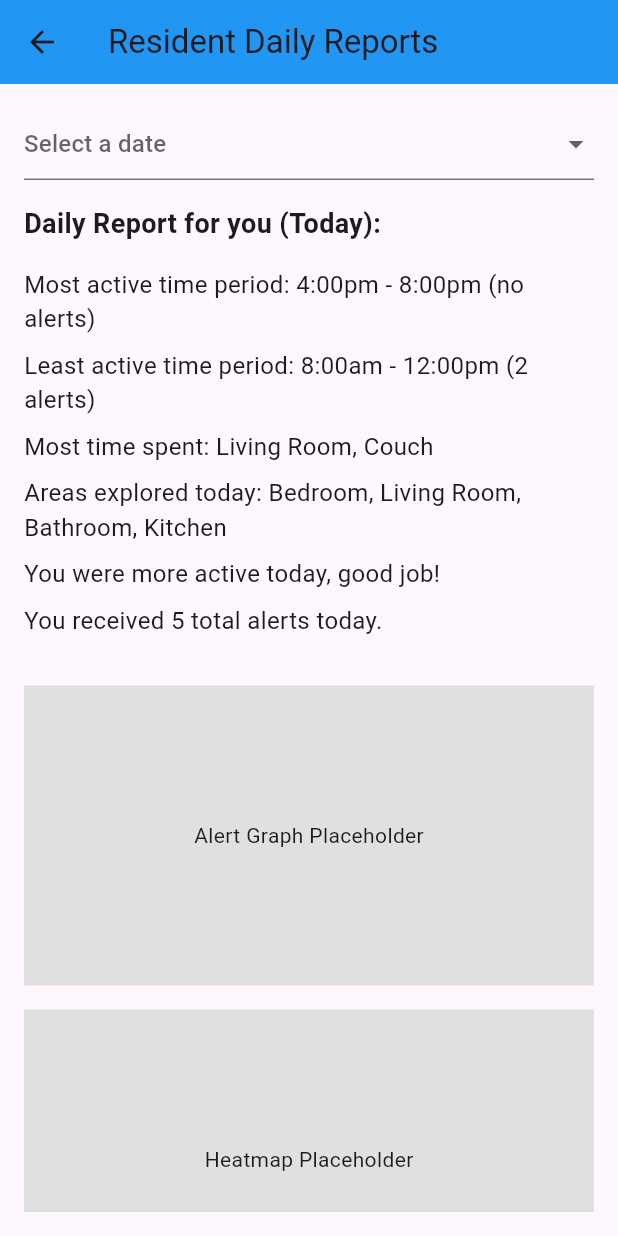
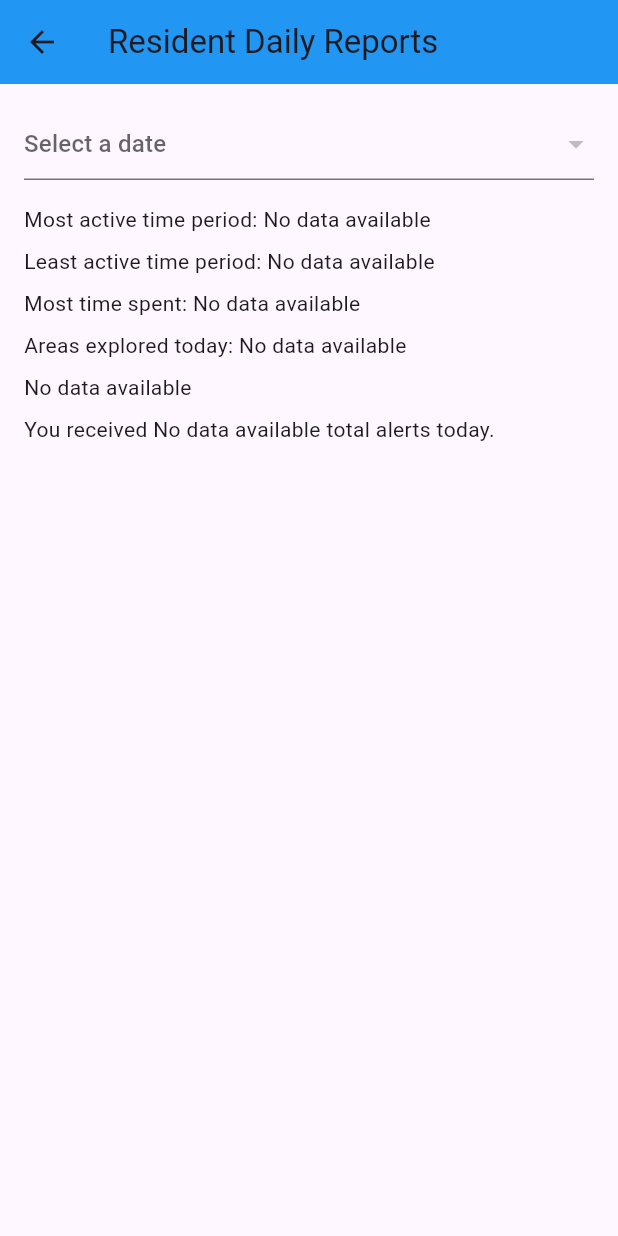
Before and after one commit to emoody0/indoor-locator, a Flutter app: the DailyReportsPage screen opened directly with empty values, on a phone screen of 412 x 824 dp. Run offline on Flutter 3.47's test engine with Material 3 defaults, Android fonts, the phone set to English and light mode, and no system bars; our stand-ins replace awesome_notifications, flutter_colorpicker, permission_handler, shared_preferences, sqflite_common_ffi; missing offline and left inert: flutter_foreground_task, mqtt_client, mysql1; accounts and stored records are empty.

Commit message:
New Changes Done

```diff
--- a/lib/houses/manage_houses.dart
+++ b/lib/houses/manage_houses.dart
@@ -1,11 +1,11 @@
 import 'package:flutter/material.dart';
-import '../config.dart'; // Import config file
 import '../server/database_helper.dart'; // Import database helper
 import 'new_house_setup.dart'; // Import house setup page
 import '../server/database_service.dart';
 import 'view_house_page.dart';
 import 'room.dart';
-import 'dart:typed_data';
+import 'package:provider/provider.dart';
+import '../theme_color_notifier.dart';
 
 
 class ManageHousesPage extends StatefulWidget {
@@ -31,7 +31,7 @@ class _ManageHousesPageState extends State<ManageHousesPage> {
     return Scaffold(
       appBar: AppBar(
         title: const Text('Manage Houses'),
-        backgroundColor: AppColors.colorScheme.primary, // Use color from config
+        backgroundColor: Provider.of<ThemeColorNotifier>(context).primaryColor, // Use color from config
         leading: IconButton(
           icon: const Icon(Icons.arrow_back),
           onPressed: () {
@@ -224,50 +224,50 @@ class _ManageHousesPageState extends State<ManageHousesPage> {
     );
   }
 
-  Future<void> _updateHouseRooms(String houseName) async {
-    try {
-      print('[DEBUG] Syncing rooms for house: $houseName');
+  // Future<void> _updateHouseRooms(String houseName) async {
+  //   try {
+  //     print('[DEBUG] Syncing rooms for house: $houseName');
 
-      // Fetch rooms from local DB
-      final localRooms = await db.getRoomsByHouseName(houseName);
+  //     // Fetch rooms from local DB
+  //     final localRooms = await db.getRoomsByHouseName(houseName);
 
-      // Fetch rooms from server
-      final serverRooms = await DatabaseService.getRoomsByHouseName(houseName);
+  //     // Fetch rooms from server
+  //     final serverRooms = await DatabaseService.getRoomsByHouseName(houseName);
 
-      // Convert server rooms to a Set for easy comparison
-      final serverRoomNames = serverRooms.map((room) => room['name']).toSet();
-      final localRoomNames = localRooms.map((room) => room.name).toSet();
+  //     // Convert server rooms to a Set for easy comparison
+  //     final serverRoomNames = serverRooms.map((room) => room['name']).toSet();
+  //     final localRoomNames = localRooms.map((room) => room.name).toSet();
 
-      // Determine which rooms to delete from the server
-      final roomsToDelete = serverRooms.where((room) => !localRoomNames.contains(room['name'])).toList();
+  //     // Determine which rooms to delete from the server
+  //     final roomsToDelete = serverRooms.where((room) => !localRoomNames.contains(room['name'])).toList();
 
-      // Determine which rooms to update or add
-      final roomsToUpdate = localRooms.where((room) => serverRoomNames.contains(room.name)).toList();
-      final roomsToAdd = localRooms.where((room) => !serverRoomNames.contains(room.name)).toList();
+  //     // Determine which rooms to update or add
+  //     final roomsToUpdate = localRooms.where((room) => serverRoomNames.contains(room.name)).toList();
+  //     final roomsToAdd = localRooms.where((room) => !serverRoomNames.contains(room.name)).toList();
 
-      // Delete removed rooms from server
-      for (var room in roomsToDelete) {
-        await DatabaseService.deleteRoomByName(houseName, room['name']);
-        print('[SUCCESS] Deleted room "${room['name']}" from server.');
-      }
+  //     // Delete removed rooms from server
+  //     for (var room in roomsToDelete) {
+  //       await DatabaseService.deleteRoomByName(houseName, room['name']);
+  //       print('[SUCCESS] Deleted room "${room['name']}" from server.');
+  //     }
 
-      // Update existing rooms on server
-      for (var room in roomsToUpdate) {
-        await DatabaseService.updateRoom(room);
-        print('[SUCCESS] Updated room "${room.name}" on server.');
-      }
+  //     // Update existing rooms on server
+  //     for (var room in roomsToUpdate) {
+  //       await DatabaseService.updateRoom(room);
+  //       print('[SUCCESS] Updated room "${room.name}" on server.');
+  //     }
 
-      // Add new rooms to server
-      for (var room in roomsToAdd) {
-        await DatabaseService.insertRoom(room);
-        print('[SUCCESS] Added room "${room.name}" to server.');
-      }
+  //     // Add new rooms to server
+  //     for (var room in roomsToAdd) {
+  //       await DatabaseService.insertRoom(room);
+  //       print('[SUCCESS] Added room "${room.name}" to server.');
+  //     }
 
-      print('[SUCCESS] Room sync completed for house: $houseName');
-    } catch (e) {
-      print('[ERROR] Failed to sync rooms for house: $houseName - $e');
-    }
-  }
+  //     print('[SUCCESS] Room sync completed for house: $houseName');
+  //   } catch (e) {
+  //     print('[ERROR] Failed to sync rooms for house: $houseName - $e');
+  //   }
+  // }
 
   void _showHouseDetails(String houseName) async {
     // Fetch rooms and remove duplicates
--- a/lib/houses/manage_spaces.dart
+++ b/lib/houses/manage_spaces.dart
@@ -2,7 +2,8 @@
     THIS FILE IS CURRENTLY UNUSED!!!
 */
 import 'package:flutter/material.dart';
-import '../config.dart'; // Import config file
+import 'package:provider/provider.dart';
+import '../theme_color_notifier.dart';
 
 class ManageSpacesPage extends StatefulWidget {
   const ManageSpacesPage({super.key});
@@ -19,7 +20,7 @@ class _ManageSpacesPageState extends State<ManageSpacesPage> {
     return Scaffold(
       appBar: AppBar(
         title: const Text('Manage Spaces'),
-        backgroundColor: AppColors.colorScheme.primary, // Use color from config
+        backgroundColor: Provider.of<ThemeColorNotifier>(context).primaryColor, // Use color from config
         leading: IconButton(
           icon: const Icon(Icons.arrow_back),
           onPressed: () {
--- a/lib/log_view/view_alerts.dart
+++ b/lib/log_view/view_alerts.dart
@@ -1,6 +1,7 @@
 import 'package:flutter/material.dart';
-import '../config.dart';
 import '../server/database_helper.dart';
+import 'package:provider/provider.dart';
+import '../theme_color_notifier.dart';
 
 class ViewAlertsPage extends StatefulWidget {
   final bool isAdmin;
@@ -69,7 +70,7 @@ class _ViewAlertsPageState extends State<ViewAlertsPage> {
     return Scaffold(
       appBar: AppBar(
         title: const Text('View Alerts'),
-        backgroundColor: AppColors.primaryColor,
+        backgroundColor: Provider.of<ThemeColorNotifier>(context).primaryColor,
       ),
       body: Padding(
         padding: const EdgeInsets.all(16.0),
--- a/lib/log_view/view_logs.dart
+++ b/lib/log_view/view_logs.dart
@@ -1,5 +1,6 @@
 import 'package:flutter/material.dart';
-import '../config.dart';
+import 'package:provider/provider.dart';
+import '../theme_color_notifier.dart';
 import '../server/database_helper.dart';
 
 class ViewLogsPage extends StatefulWidget {
@@ -69,7 +70,7 @@ class _ViewLogsPageState extends State<ViewLogsPage> {
     return Scaffold(
       appBar: AppBar(
         title: const Text('View Logs'),
-        backgroundColor: AppColors.primaryColor,
+        backgroundColor: Provider.of<ThemeColorNotifier>(context).primaryColor,
       ),
       body: Padding(
         padding: const EdgeInsets.all(16.0),
--- a/lib/reports/daily_reports.dart
+++ b/lib/reports/daily_reports.dart
@@ -1,6 +1,7 @@
 import 'package:flutter/material.dart';
-import '../config.dart';
 import '../server/database_helper.dart';
+import 'package:provider/provider.dart';
+import '../theme_color_notifier.dart'; //
 
 class DailyReportsPage extends StatefulWidget {
   final bool isAdmin;
@@ -12,72 +13,116 @@ class DailyReportsPage extends StatefulWidget {
 }
 
 class _DailyReportsPageState extends State<DailyReportsPage> {
-  String? selectedDate; // Selected date for the report
-  String? selectedUser; // Selected user (Admin-only)
+  String? selectedUser;
+  String? selectedDate;
+  Map<String, dynamic> reportData = {};
+  List<Map<String, dynamic>> users = [];
+  List<String> reportDates = [];
 
-  // Placeholder for dynamic data fetched from a database
-  Map<String, dynamic> reportData = {
-    'mostActiveTime': null,
-    'leastActiveTime': null,
-    'mostTimeSpent': null,
-    'areasExplored': null,
-    'activityComparison': null,
-    'alertsToday': null,
-  };
+  @override
+  void initState() {
+    super.initState();
+    fetchUsers();
+    fetchReportDates();
+    fetchReportData();
+  }
 
-  // Example data
-  final List<String> dates = ['Today', 'Yesterday', '01/20/2025', '01/19/2025'];
-  List<Map<String, dynamic>> users = [];
+  Future<void> fetchReportData() async {
+    final dbHelper = DatabaseHelper();
+    final db = await dbHelper.database;
+    final int userId = widget.isAdmin ? await getSelectedUserId() : await getCurrentUserId();
 
-  void fetchReportData() {
-    // Simulate fetching data from the database
+    final List<Map<String, dynamic>> results = await db.query(
+      'daily_reports',
+      where: 'user_id = ? AND date = ?',
+      whereArgs: [userId, selectedDate ?? DateTime.now().toIso8601String().split('T')[0]],
+      orderBy: 'id DESC',
+      limit: 1,
+    );
+
     setState(() {
-      reportData = {
-        'mostActiveTime': '4:00pm - 8:00pm (no alerts)',
-        'leastActiveTime': '8:00am - 12:00pm (2 alerts)',
-        'mostTimeSpent': 'Living Room, Couch',
-        'areasExplored': ['Bedroom', 'Living Room', 'Bathroom', 'Kitchen'],
-        'activityComparison': 'You were more active today, good job!',
-        'alertsToday': 5,
+      reportData = results.isNotEmpty ? results.first : {
+        'mostActiveTime': 'No data available',
+        'leastActiveTime': 'No data available',
+        'mostTimeSpent': 'No data available',
+        'areasExplored': 'No data available',
+        'activityComparison': 'No data available',
+        'alertsToday': 'No data available',
       };
     });
   }
 
-  @override
-  void initState() {
-    super.initState();
-    fetchReportData(); // Fetch initial report data (e.g., "Today" for the logged-in user)
-    fetchUsers();
+  Future<int> getCurrentUserId() async {
+    final dbHelper = DatabaseHelper();
+    final db = await dbHelper.database;
+    final userList = await db.query('users');
+    return userList.isNotEmpty ? userList.first['id'] as int : -1;
   }
 
+  Future<int> getSelectedUserId() async {
+    if (selectedUser == null) return await getCurrentUserId();
+    final user = users.firstWhere((user) => user['name'] == selectedUser, orElse: () => {'id': -1});
+    return user['id'] as int? ?? -1;
+  }
 
-
-  void fetchUsers() async {
-    final db = DatabaseHelper();
-    final userList = await db.getUsers();
+  Future<void> fetchUsers() async {
+    if (!widget.isAdmin) return;
+    final dbHelper = DatabaseHelper();
+    final db = await dbHelper.database;
+    final userList = await db.query('users');
     setState(() {
       users = userList;
+      selectedUser = users.isNotEmpty ? users.first['name'] as String : null;
     });
   }
 
+  Future<void> fetchReportDates() async {
+    final dbHelper = DatabaseHelper();
+    final db = await dbHelper.database;
+    final List<Map<String, dynamic>> results = await db.rawQuery(
+      'SELECT DISTINCT date FROM daily_reports ORDER BY date DESC'
+    );
+    setState(() {
+      reportDates = results.map((row) => row['date'] as String).toList();
+      selectedDate = reportDates.isNotEmpty ? reportDates.first : null;
+    });
+  }
 
   @override
   Widget build(BuildContext context) {
     return Scaffold(
       appBar: AppBar(
         title: Text(widget.isAdmin ? 'Admin Daily Reports' : 'Resident Daily Reports'),
-        backgroundColor: AppColors.primaryColor,
+        backgroundColor: Provider.of<ThemeColorNotifier>(context).primaryColor,
       ),
       body: Padding(
         padding: const EdgeInsets.all(16.0),
         child: Column(
           crossAxisAlignment: CrossAxisAlignment.start,
           children: [
-            // Dropdown to select a date
+            if (widget.isAdmin) ...[
+              DropdownButtonFormField<String>(
+                value: selectedUser,
+                hint: const Text('Select a user'),
+                items: users.map((user) {
+                  return DropdownMenuItem<String>(
+                    value: user['name'] as String,
+                    child: Text(user['name'] as String),
+                  );
+                }).toList(),
+                onChanged: (value) {
+                  setState(() {
+                    selectedUser = value;
+                  });
+                  fetchReportData();
+                },
+              ),
+              const SizedBox(height: 16),
+            ],
             DropdownButtonFormField<String>(
               value: selectedDate,
               hint: const Text('Select a date'),
-              items: dates.map((date) {
+              items: reportDates.map((date) {
                 return DropdownMenuItem<String>(
                   value: date,
                   child: Text(date),
@@ -86,108 +131,22 @@ class _DailyReportsPageState extends State<DailyReportsPage> {
               onChanged: (value) {
                 setState(() {
                   selectedDate = value;
-                  fetchReportData(); // Simulate fetching data for the selected date
                 });
+                fetchReportData();
               },
             ),
             const SizedBox(height: 16),
-
-            // Admin-only dropdown to select a user
-            if (widget.isAdmin) ...[
-              DropdownButtonFormField<String>(
-                value: selectedUser,
-                hint: const Text('Select a user'),
-                items: users.map((user) {
-                  return DropdownMenuItem<String>(
-                    value: user['name'],
-                    child: Text(user['name']),
-                  );
-                }).toList(),
-                onChanged: (value) {
-                  setState(() {
-                    selectedUser = value;
-                    fetchReportData(); // Update data for the selected user
-                  });
-                },
-              ),
-              const SizedBox(height: 16),
-            ],
-
-            // Display report data
-            Expanded(
-              child: SingleChildScrollView(
-                child: Column(
-                  crossAxisAlignment: CrossAxisAlignment.start,
-                  children: [
-                    Text(
-                      'Daily Report for ${selectedUser ?? 'you'} (${selectedDate ?? 'Today'}):',
-                      style: const TextStyle(
-                        fontSize: 18,
-                        fontWeight: FontWeight.bold,
-                      ),
-                    ),
-                    const SizedBox(height: 16),
-
-                    Text(
-                      'Most active time period: ${reportData['mostActiveTime'] ?? 'Loading...'}',
-                      style: const TextStyle(fontSize: 16),
-                    ),
-                    const SizedBox(height: 8),
-
-                    Text(
-                      'Least active time period: ${reportData['leastActiveTime'] ?? 'Loading...'}',
-                      style: const TextStyle(fontSize: 16),
-                    ),
-                    const SizedBox(height: 8),
-
-                    Text(
-                      'Most time spent: ${reportData['mostTimeSpent'] ?? 'Loading...'}',
-                      style: const TextStyle(fontSize: 16),
-                    ),
-                    const SizedBox(height: 8),
-
-                    Text(
-                      'Areas explored today: ${(reportData['areasExplored'] as List<String>?)?.join(', ') ?? 'Loading...'}',
-                      style: const TextStyle(fontSize: 16),
-                    ),
-                    const SizedBox(height: 8),
-
-                    Text(
-                      '${reportData['activityComparison'] ?? 'Loading...'}',
-                      style: const TextStyle(fontSize: 16),
-                    ),
-                    const SizedBox(height: 8),
-
-                    Text(
-                      'You received ${reportData['alertsToday'] ?? 'Loading...'} total alerts today.',
-                      style: const TextStyle(fontSize: 16),
-                    ),
-                    const SizedBox(height: 32),
-
-                    // Placeholder for graphs
-                    Center(
-                      child: Column(
-                        children: [
-                          Container(
-                            height: 200,
-                            width: double.infinity,
-                            color: Colors.grey[300], // Placeholder for alert graph
-                            child: const Center(child: Text('Alert Graph Placeholder')),
-                          ),
-                          const SizedBox(height: 16),
-                          Container(
-                            height: 200,
-                            width: double.infinity,
-                            color: Colors.grey[300], // Placeholder for heatmap
-                            child: const Center(child: Text('Heatmap Placeholder')),
-                          ),
-                        ],
-                      ),
-                    ),
-                  ],
-                ),
-              ),
-            ),
+            Text('Most active time period: ${reportData['mostActiveTime']}'),
+            const SizedBox(height: 8),
+            Text('Least active time period: ${reportData['leastActiveTime']}'),
+            const SizedBox(height: 8),
+            Text('Most time spent: ${reportData['mostTimeSpent']}'),
+            const SizedBox(height: 8),
+            Text('Areas explored today: ${reportData['areasExplored']}'),
+            const SizedBox(height: 8),
+            Text('${reportData['activityComparison']}'),
+            const SizedBox(height: 8),
+            Text('You received ${reportData['alertsToday']} total alerts today.'),
           ],
         ),
       ),
--- a/lib/reports/monthly_reports.dart
+++ b/lib/reports/monthly_reports.dart
@@ -1,6 +1,7 @@
 import 'package:flutter/material.dart';
-import '../config.dart';
 import '../server/database_helper.dart';
+import 'package:provider/provider.dart';
+import '../theme_color_notifier.dart'; //
 
 class MonthlyReportsPage extends StatefulWidget {
   final bool isAdmin;
@@ -74,7 +75,7 @@ class _MonthlyReportsPageState extends State<MonthlyReportsPage> {
     return Scaffold(
       appBar: AppBar(
         title: Text(widget.isAdmin ? 'Admin Monthly Reports' : 'Resident Monthly Reports'),
-        backgroundColor: AppColors.primaryColor,
+        backgroundColor: Provider.of<ThemeColorNotifier>(context).primaryColor,
       ),
       body: Padding(
         padding: const EdgeInsets.all(16.0),
--- a/lib/reports/reports.dart
+++ b/lib/reports/reports.dart
@@ -1,8 +1,9 @@
 import 'package:flutter/material.dart';
-import '../config.dart';
 import 'daily_reports.dart';
 import 'weekly_reports.dart';
 import 'monthly_reports.dart';
+import 'package:provider/provider.dart';
+import '../theme_color_notifier.dart';
 
 class ReportsPage extends StatelessWidget {
   final bool isAdmin;
@@ -14,7 +15,7 @@ class ReportsPage extends StatelessWidget {
     return Scaffold(
       appBar: AppBar(
         title: Text(isAdmin ? 'Admin Reports' : 'Resident Reports'),
-        backgroundColor: AppColors.primaryColor,
+        backgroundColor: Provider.of<ThemeColorNotifier>(context).primaryColor,
       ),
       body: Padding(
         padding: const EdgeInsets.all(16.0),
--- a/lib/reports/weekly_reports.dart
+++ b/lib/reports/weekly_reports.dart
@@ -1,6 +1,7 @@
 import 'package:flutter/material.dart';
-import '../config.dart';
 import '../server/database_helper.dart';
+import 'package:provider/provider.dart';
+import '../theme_color_notifier.dart'; //
 
 class WeeklyReportsPage extends StatefulWidget {
   final bool isAdmin;
@@ -71,7 +72,7 @@ class _WeeklyReportsPageState extends State<WeeklyReportsPage> {
     return Scaffold(
       appBar: AppBar(
         title: Text(widget.isAdmin ? 'Admin Weekly Reports' : 'Resident Weekly Reports'),
-        backgroundColor: AppColors.primaryColor,
+        backgroundColor: Provider.of<ThemeColorNotifier>(context).primaryColor,
       ),
       body: Padding(
         padding: const EdgeInsets.all(16.0),
--- a/lib/time_windows/configure_alert_windows.dart
+++ b/lib/time_windows/configure_alert_windows.dart
@@ -1,5 +1,6 @@
 import 'package:flutter/material.dart';
-import '../config.dart';
+import 'package:provider/provider.dart';
+import '../theme_color_notifier.dart'; //
 
 class ConfigureAlertWindowsPage extends StatefulWidget {
   const ConfigureAlertWindowsPage({super.key});
@@ -39,7 +40,7 @@ class _ConfigureAlertWindowsPageState extends State<ConfigureAlertWindowsPage> {
     return Scaffold(
       appBar: AppBar(
         title: const Text('Configure Alert Windows'),
-        backgroundColor: AppColors.colorScheme.primary,
+        backgroundColor: Provider.of<ThemeColorNotifier>(context).primaryColor,
         leading: IconButton(
           icon: const Icon(Icons.arrow_back),
           onPressed: () {
--- a/lib/users/add_user.dart
+++ b/lib/users/add_user.dart
@@ -1,6 +1,8 @@
 import 'package:flutter/material.dart';
 import '../config.dart';
 import 'add_user_logic.dart';
+import 'package:provider/provider.dart';
+import '../theme_color_notifier.dart';
 
 class AddUserPage extends StatefulWidget {
   const AddUserPage({super.key});
@@ -51,7 +53,7 @@ class _AddUserPageState extends State<AddUserPage> {
     return Scaffold(
       appBar: AppBar(
         title: const Text('Add User'),
-        backgroundColor: AppColors.colorScheme.primary,
+        backgroundColor: Provider.of<ThemeColorNotifier>(context).primaryColor,
         leading: IconButton(
           icon: const Icon(Icons.arrow_back),
           onPressed: () => Navigator.pop(context),
--- a/lib/users/edit_user.dart
+++ b/lib/users/edit_user.dart
@@ -1,6 +1,8 @@
 import 'package:flutter/material.dart';
 import '../config.dart';
 import 'manage_users_logic.dart';
+import 'package:provider/provider.dart';
+import '../theme_color_notifier.dart';
 
 class EditUserPage extends StatefulWidget {
   final String id;
@@ -124,7 +126,7 @@ class _EditUserPageState extends State<EditUserPage> {
       child: Scaffold(
         appBar: AppBar(
           title: const Text('Edit User'),
-          backgroundColor: AppColors.colorScheme.primary,
+          backgroundColor: Provider.of<ThemeColorNotifier>(context).primaryColor,
           leading: IconButton(
             icon: const Icon(Icons.arrow_back),
             onPressed: () => Navigator.pop(context),
--- a/lib/users/manage_users_UI.dart
+++ b/lib/users/manage_users_UI.dart
@@ -1,6 +1,8 @@
 import 'package:flutter/material.dart';
 import '../config.dart';
 import 'manage_users_logic.dart';
+import 'package:provider/provider.dart';
+import '../theme_color_notifier.dart';
 
 class ManageUsersPage extends StatefulWidget {
   const ManageUsersPage({super.key});
@@ -30,7 +32,7 @@ class _ManageUsersPageState extends State<ManageUsersPage> {
     return Scaffold(
       appBar: AppBar(
         title: const Text('Manage Users'),
-        backgroundColor: AppColors.colorScheme.primary,
+        backgroundColor: Provider.of<ThemeColorNotifier>(context).primaryColor,
         leading: IconButton(
           icon: const Icon(Icons.arrow_back),
           onPressed: () => Navigator.pop(context),
--- a/lib/users/view_user.dart
+++ b/lib/users/view_user.dart
@@ -2,6 +2,8 @@ import 'package:flutter/material.dart';
 import 'package:intl/intl.dart';
 import '../config.dart';
 import '../server/database_service.dart';
+import 'package:provider/provider.dart';
+import '../theme_color_notifier.dart';
 
 class ViewUserPage extends StatefulWidget {
   final String id;
@@ -49,7 +51,7 @@ class _ViewUserPageState extends State<ViewUserPage> {
     return Scaffold(
       appBar: AppBar(
         title: const Text('View User'),
-        backgroundColor: AppColors.colorScheme.primary,
+        backgroundColor: Provider.of<ThemeColorNotifier>(context).primaryColor,
         leading: IconButton(
           icon: const Icon(Icons.arrow_back),
           onPressed: () => Navigator.pop(context),
--- a/pubspec.yaml
+++ b/pubspec.yaml
@@ -36,6 +36,7 @@ dependencies:
   http: ^1.3.0
   mysql1: 0.20.0
   shelf: ^1.4.0
+  flutter_colorpicker: ^1.0.3
   shelf_router: ^1.0.1
   shelf_modular: ^1.0.0
   workmanager: ^0.5.1
```
Also changed, not shown: lib/admin.dart (+5 -4 lines), lib/houses/sensor_configuration.dart (+21 -21 lines), lib/main.dart (+51 -9 lines), lib/settings.dart (+48 -20 lines), lib/theme_color_notifier.dart (added, +32 -0 lines), lib/time_windows/default_time_settings.dart (+9 -2 lines), pubspec.lock.
